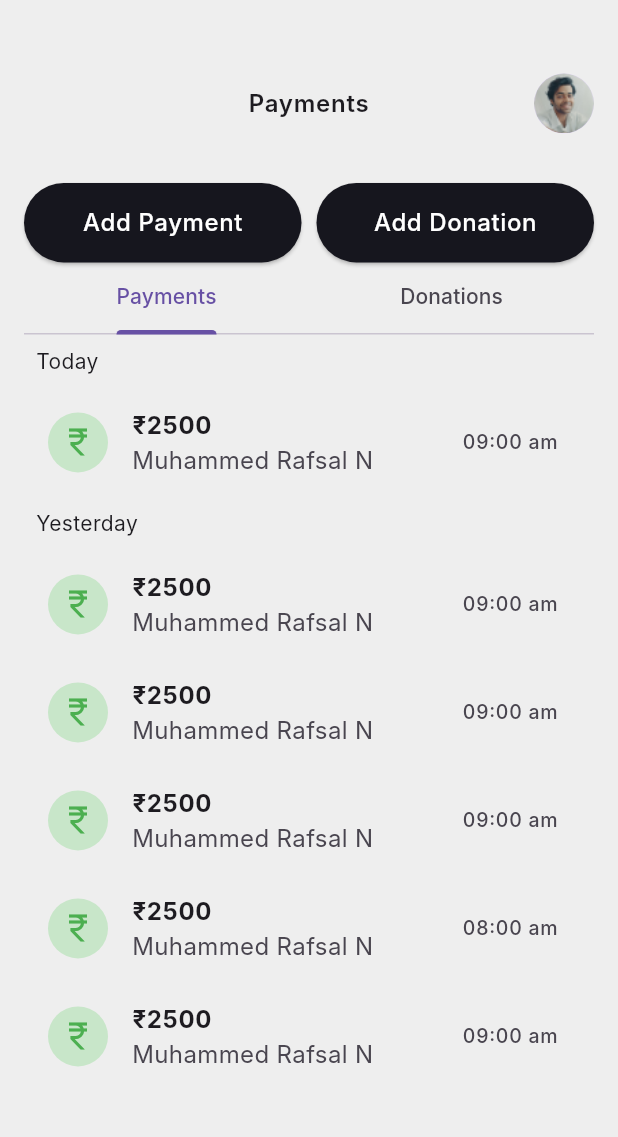
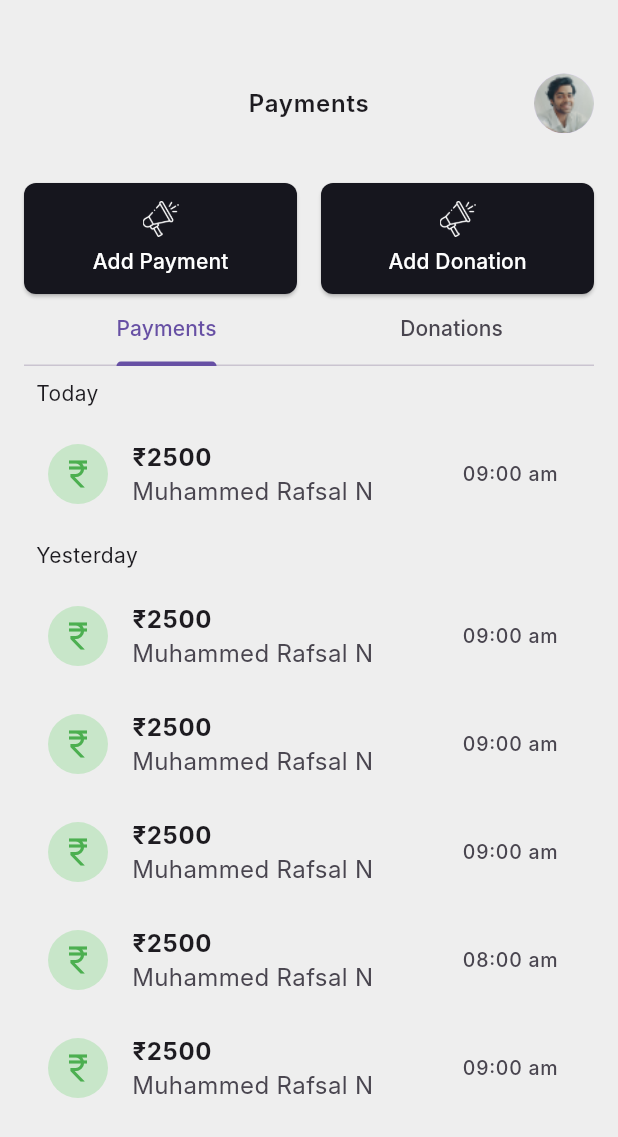
Before and after one commit to altezzai/acadobs, a Flutter app: the PaymentsHomeScreen screen opened directly, on a phone screen of 412 x 824 dp. Shown: the top 1137 px of the screen. Run offline on Flutter 3.47's test engine with Material 3 defaults, Android fonts, the phone set to English and light mode, and no system bars; our stand-ins replace dio, file_picker, flutter_rating_bar, go_router, pie_chart; network calls fail; Roboto replaces fonts that are missing (Inter).

Commit message:
add buttons

```diff
--- a/lib/base/utils/constants.dart
+++ b/lib/base/utils/constants.dart
@@ -46,3 +46,7 @@ const Color blueColor = Colors.blue;
 const double defaultPadding = 16.0;
 const double defaultBorderRadius = 30.0;
 const Duration defaultDuration = Duration(milliseconds: 300);
+
+
+// icons
+const String noticeIcon = "assets/icons/notice.png";
--- a/lib/core/shared_widgets/add_button.dart
+++ b/lib/core/shared_widgets/add_button.dart
@@ -1,11 +1,14 @@
 import 'package:flutter/material.dart';
+import 'package:school_app/base/utils/constants.dart';
 import 'package:school_app/base/utils/responsive.dart';
 
 class AddButton extends StatelessWidget {
   final VoidCallback onPressed;
   final String text;
+  // final String icon;
   const AddButton({
     super.key,
+    // required this.icon,
     required this.onPressed,
     required this.text,
   });
@@ -14,7 +17,7 @@ class AddButton extends StatelessWidget {
   Widget build(BuildContext context) {
     return SizedBox(
       width: Responsive.width * 36,
-      height: Responsive.height * 8,
+      height: Responsive.height * 9,
       child: ElevatedButton(
           style: ElevatedButton.styleFrom(
             padding: EdgeInsets.all(10),
@@ -25,7 +28,18 @@ class AddButton extends StatelessWidget {
             ),
           ),
           onPressed: onPressed,
-          child: Text(text)),
+          child: Column(
+            mainAxisAlignment: MainAxisAlignment.center,
+            children: [
+              Image.asset(
+                noticeIcon,
+                height: 24,
+                color: whiteColor,
+              ),
+              const SizedBox(height: 6),
+              Text(text),
+            ],
+          )),
     );
   }
 }
--- a/lib/features/admin/notices/controller/notice_controller.dart
+++ b/lib/features/admin/notices/controller/notice_controller.dart
@@ -1,6 +1,8 @@
 import 'dart:developer';
 
 import 'package:flutter/widgets.dart';
+import 'package:go_router/go_router.dart';
+import 'package:school_app/base/routes/app_route_const.dart';
 import 'package:school_app/features/admin/notices/models/event_model.dart';
 import 'package:school_app/features/admin/notices/models/notice_model.dart';
 import 'package:school_app/features/admin/notices/services/notice_services.dart';
@@ -48,6 +50,7 @@ class NoticeController extends ChangeNotifier {
 
    // add events
   Future<void> addNotice(
+    BuildContext context,
       {
         required String audience_type,
         required String title,
@@ -58,6 +61,7 @@ class NoticeController extends ChangeNotifier {
           .addNotice(title: title, description: description, date: date, audience_type: audience_type);
       if (response.statusCode == 201) {
         log(">>>>>>${response.statusMessage}");
+        context.goNamed(AppRouteConst.NoticePageRouteName);
       }
     } catch (e) {
       log(e.toString());
@@ -66,6 +70,7 @@ class NoticeController extends ChangeNotifier {
 
   // add events
   Future<void> addEvent(
+    BuildContext context,
       {required String title,
       required String description,
       required String date}) async {
@@ -74,6 +79,7 @@ class NoticeController extends ChangeNotifier {
           .addEvent(title: title, description: description, date: date);
       if (response.statusCode == 201) {
         log(">>>>>>${response.statusMessage}");
+        context.goNamed(AppRouteConst.NoticePageRouteName);
       }
     } catch (e) {
       log(e.toString());
--- a/lib/features/admin/notices/screens/add_event.dart
+++ b/lib/features/admin/notices/screens/add_event.dart
@@ -145,6 +145,7 @@ class _AddEventPageState extends State<AddEventPage> {
                   text: 'Submit',
                   onPressed: () {
                     context.read<NoticeController>().addEvent(
+                      context,
                         title: _titleController.text,
                         description: _descriptionController.text,
                         date: _dateController.text);
--- a/lib/features/admin/notices/screens/add_notice.dart
+++ b/lib/features/admin/notices/screens/add_notice.dart
@@ -185,6 +185,7 @@ class _AddNoticePageState extends State<AddNoticePage> {
                       .read<DropdownProvider>()
                       .getSelectedItem('targetAudience');
                   context.read<NoticeController>().addNotice(
+                    context,
                       audience_type: selected_Audience,
                       title: _titleController.text,
                       description: _descriptionController.text,
--- a/lib/features/admin/payments/screens/payments_home.dart
+++ b/lib/features/admin/payments/screens/payments_home.dart
@@ -1,8 +1,8 @@
 import 'package:flutter/material.dart';
 import 'package:go_router/go_router.dart';
 import 'package:school_app/base/routes/app_route_const.dart';
+import 'package:school_app/core/shared_widgets/add_button.dart';
 import 'package:school_app/core/shared_widgets/custom_appbar.dart';
-import 'package:school_app/core/shared_widgets/custom_button.dart';
 import 'package:school_app/features/admin/payments/widgets/payment_item.dart';
 
 class PaymentsHomeScreen extends StatefulWidget {
@@ -34,24 +34,45 @@ class _PaymentsHomeScreenState extends State<PaymentsHomeScreen>
             Row(
               children: [
                 Expanded(
-                  child: CustomButton(
-                    text: 'Add Payment',
+                  child: AddButton(
                       onPressed: () {
                         context.pushNamed(AppRouteConst.AddPaymentRouteName);
                       },
+                      text: "Add Payment"),
                 ),
+                SizedBox(
+                  width: 16,
                 ),
-                SizedBox(width: 10),
                 Expanded(
-                  child: CustomButton(
-                    text: 'Add Donation',
+                  child: AddButton(
                       onPressed: () {
                         context.pushNamed(AppRouteConst.AddDonationRouteName);
                       },
-                  ),
+                      text: "Add Donation"),
                 ),
               ],
             ),
+            // Row(
+            //   children: [
+            //     Expanded(
+            //       child: CustomButton(
+            //         text: 'Add Payment',
+            //         onPressed: () {
+            //           context.pushNamed(AppRouteConst.AddPaymentRouteName);
+            //         },
+            //       ),
+            //     ),
+            //     SizedBox(width: 10),
+            //     Expanded(
+            //       child: CustomButton(
+            //         text: 'Add Donation',
+            //         onPressed: () {
+            //           context.pushNamed(AppRouteConst.AddDonationRouteName);
+            //         },
+            //       ),
+            //     ),
+            //   ],
+            // ),
             TabBar(
               controller: _tabController,
               tabs: [
--- a/pubspec.yaml
+++ b/pubspec.yaml
@@ -70,6 +70,7 @@ flutter:
   # To add assets to your application, add an assets section, like this:
   assets:
     - assets/
+    - assets/icons/
 
   # An image asset can refer to one or more resolution-specific "variants", see
   # https://flutter.dev/assets-and-images/#resolution-aware
```
Also changed, not shown: lib/features/admin/notices/screens/notice_home.dart (+7 -2 lines), assets/icons/notice.png (added). Lines whose indentation alone changed are shown as unchanged.
